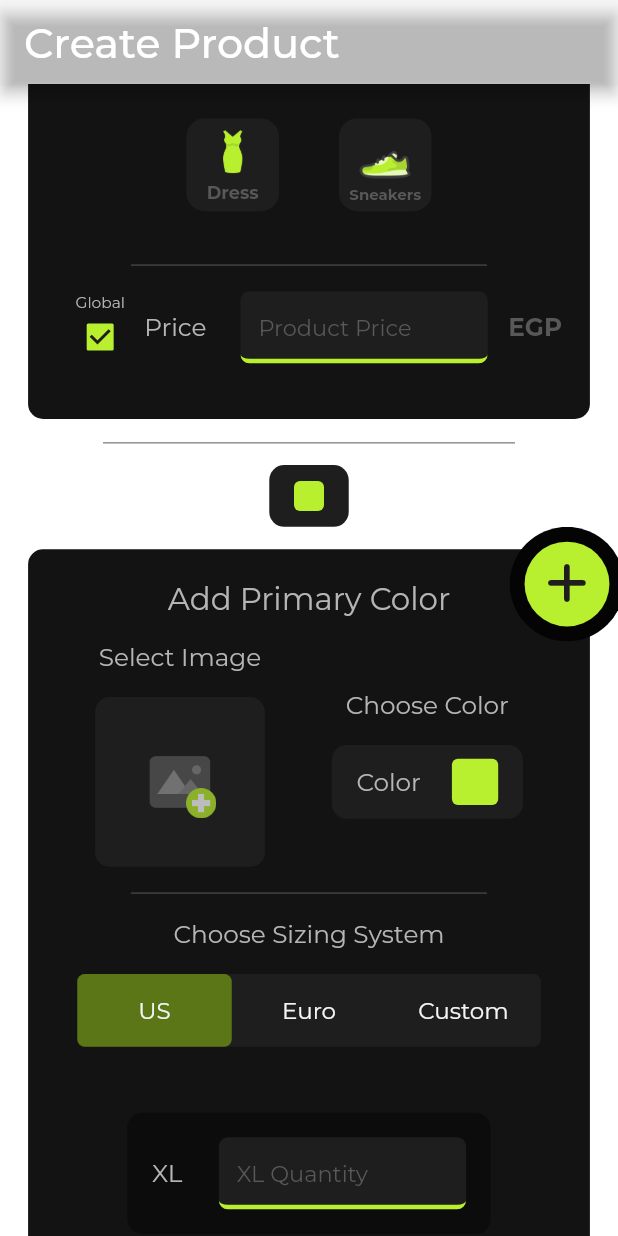
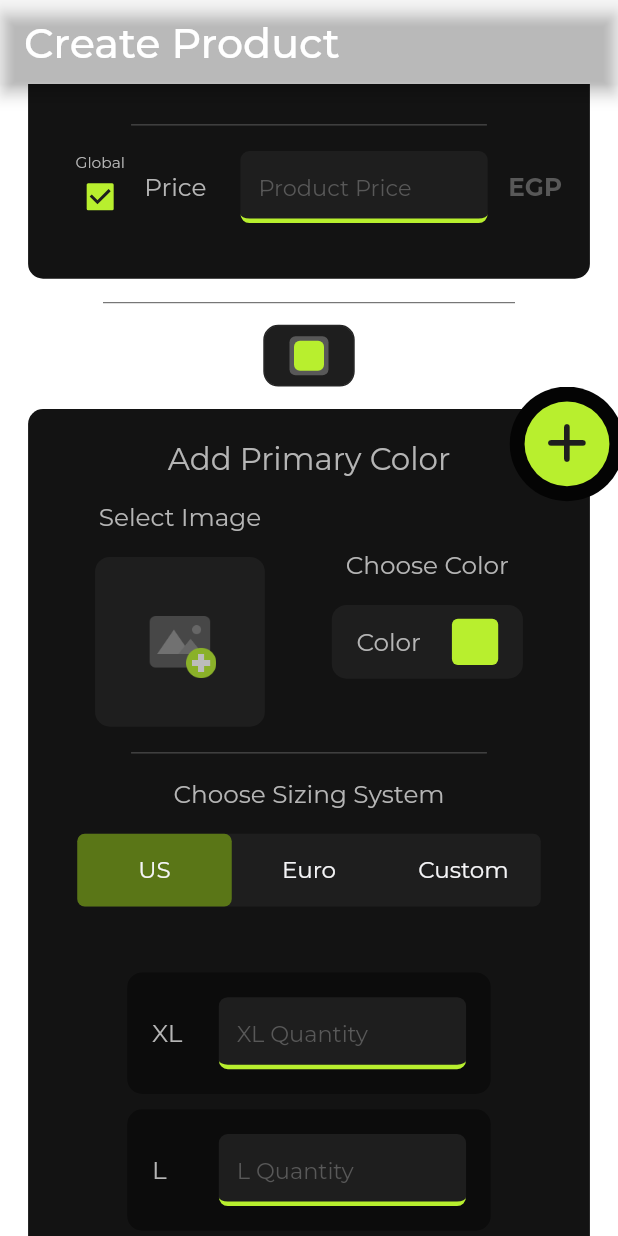
Before and after one commit to ahmedn002/slash-evaluation, a Flutter app: the screen it shows after launch, scrolled down 576 dp, after a tap on "Color", on a phone screen of 412 x 824 dp. Run offline on Flutter 3.47's test engine with Material 2 defaults, Android fonts, the phone set to English and light mode, and no system bars; drawn by our look-alikes of scrollable_positioned_list; our stand-ins replace card_swiper, fl_chart, flutter_rating_bar, font_awesome_flutter, google_fonts, image_picker and 1 more; missing offline and left inert: currency_formatter, flex_color_picker.

Commit message:
fixed swiper states and scroller

```diff
--- a/lib/app_colors.dart
+++ b/lib/app_colors.dart
@@ -24,7 +24,7 @@ Color mainGrey = const Color.fromARGB(255,88,88,88);
 
 Color greyShadow = const Color.fromARGB(255, 185,185,187);
 
-Color darkGrey = const Color(0xFF1d1d1f);
+Color darkGrey = const Color(0xFF252525);
 
 Color lightGrey = const Color.fromARGB(255, 181, 181, 181);
 
@@ -32,6 +32,8 @@ Color lightModeGreen = const Color.fromARGB(255, 168, 213, 41);
 
 Color secondaryDarkBackgroundColor = const Color(0xFF131313);
 
-Color darkBlack = Colors.black54;
+Color darkBlack = Color(0xFF191919);
 
 Color secondaryForegroundWhite = const Color(0xFFD1D1D1);
+
+Color deleteRed = const Color(0xFFDF3535);
--- a/lib/screens/create product/components/category_selector.dart
+++ b/lib/screens/create product/components/category_selector.dart
@@ -32,17 +32,20 @@ class _CategorySelectorState extends State<CategorySelector> {
             ),
           ),
 
-          Wrap(
-            alignment: WrapAlignment.center,
+          Container(
+            height: screenHeight / 7.5,
+            child: ListView(
+              scrollDirection: Axis.horizontal,
               children: widget.categories.keys.map((category) => GestureDetector(
                 onTap: () {
                   setState(() {
                     widget.categorySelectorController.value = category;
                   });
                 },
+                child: Center(
                   child: AnimatedContainer(
                     duration: const Duration(milliseconds: 250),
-                margin: EdgeInsets.all(screenHeight * screenWidth / 17000),
+                    margin: EdgeInsets.symmetric(horizontal: screenWidth / 35),
                     width: screenHeight * screenWidth / 5500,
                     height: screenHeight * screenWidth / 5500,
                     decoration: BoxDecoration(
@@ -65,7 +68,9 @@ class _CategorySelectorState extends State<CategorySelector> {
                       ],
                     ),
                   ),
+                ),
               )).toList()
+            ),
           )
         ],
       ),
--- a/lib/screens/create product/components/properties/color/color_addition_form.dart
+++ b/lib/screens/create product/components/properties/color/color_addition_form.dart
@@ -14,11 +14,14 @@ import 'package:slash_eval/screens/create%20product/create_product.dart';
 
 class ColorAdditionForm extends StatefulWidget {
   final bool isPrimary;
+  final bool hasPrice;
   final Function(ColorAdditionForm) onFormAddition;
+  final Function(ColorAdditionForm) onFormDeletion;
   final Function(Image) onImageSelection;
   final Function(Color) onColorSelection;
-  ColorAdditionForm({super.key, required this.isPrimary, required this.onFormAddition, required this.onImageSelection, required this.onColorSelection});
+  ColorAdditionForm({super.key, required this.isPrimary, required this.hasPrice, required this.onFormDeletion, required this.onFormAddition, required this.onImageSelection, required this.onColorSelection});
 
+  Color formColor = mainGreen;
   @override
   State<ColorAdditionForm> createState() => _ColorAdditionFormState();
 }
@@ -53,7 +56,12 @@ class _ColorAdditionFormState extends State<ColorAdditionForm> with AutomaticKee
     final double containerWidth = screenWidth/1.1;
     final double colorAdditionButtonRadius = screenWidth * screenHeight / 12000;
 
-    return Stack(
+    widget.formColor = _productColor;
+    print('1: ${_productColor.toString()}');
+    print('2: ${widget.formColor.toString()}');
+
+    return Center(
+      child: Stack(
         clipBehavior: Clip.none,
         children: [
           Container(
@@ -109,7 +117,10 @@ class _ColorAdditionFormState extends State<ColorAdditionForm> with AutomaticKee
                               borderRadius: BorderRadius.circular(10),
                               color: foregroundBlack
                             ),
-                          child: ColorSelector(color: _productColor, onColorSelection: widget.onColorSelection)
+                            child: ColorSelector(color: _productColor, onColorSelection: (color) {setState(() {
+                              _productColor = color;
+                              widget.onColorSelection(color);
+                            });})
                           ),
                         ],
                       ),
@@ -215,7 +226,6 @@ class _ColorAdditionFormState extends State<ColorAdditionForm> with AutomaticKee
                               radius: screenWidth * screenHeight / 15000,
                               child: Icon(FontAwesomeIcons.plus, color: foregroundBlack)
                             ),
-
                             const Text('Add Size')
                           ],
                         ),
@@ -244,8 +254,32 @@ class _ColorAdditionFormState extends State<ColorAdditionForm> with AutomaticKee
                 ),
               ),
             )
+          ),
+
+          if (!widget.isPrimary)
+          Positioned(
+            left: containerWidth - colorAdditionButtonRadius * 1.4,
+            top: screenHeight/12,
+            child: CircleAvatar(
+              radius: colorAdditionButtonRadius,
+              backgroundColor: background,
+              child: CircleAvatar(
+                radius: colorAdditionButtonRadius * 0.7,
+                backgroundColor: darkBlack,
+                child: IconButton(
+                  icon: Icon(FontAwesomeIcons.trash, size: colorAdditionButtonRadius * 0.7, color: mainGreen),
+                  onPressed: () {
+                    print('Pressing');
+                    widget.onFormDeletion(widget);
+                  },
+                  splashColor: Colors.transparent,
+                  highlightColor: Colors.transparent,
+                ),
+              ),
+            )
           )
         ]
+      ),
     );
   }
 
--- a/lib/screens/create product/create_product.dart
+++ b/lib/screens/create product/create_product.dart
@@ -33,7 +33,14 @@ class _CreateProductScreenState extends State<CreateProductScreen> {
   List<ColorAdditionForm> _colorAdditionForms = [];
   List<Color> _colorAdditionFormsColors = [];
   int _index = 0;
-  SwiperController _swiperController = SwiperController();
+
+  final ItemScrollController _pageSelectorScrollController = ItemScrollController();
+
+  final PageController _pageController = PageController();
+  final Duration _swipePageAnimationDuration = const Duration(milliseconds: 1500);
+  final Duration _pageSelectorAnimationDuration = const Duration(milliseconds: 250);
+
+  final Curve _animationCurve = Curves.easeOutExpo;
 
   bool _isGlobalPrice = true;
 
@@ -48,7 +55,9 @@ class _CreateProductScreenState extends State<CreateProductScreen> {
       ColorAdditionForm(
         key: UniqueKey(),
         isPrimary: true,
+        hasPrice: !_isGlobalPrice,
         onFormAddition: colorAdditionOnClick,
+        onFormDeletion: (_) {},
         onImageSelection: (image) {
           setState(() {
             _productImage = image;
@@ -132,8 +141,10 @@ class _CreateProductScreenState extends State<CreateProductScreen> {
                       }
                     ),
 
+                    if (_isGlobalPrice)
                     FormDivider(screenWidth),
 
+                    if (_isGlobalPrice)
                     Row(
                       mainAxisAlignment: MainAxisAlignment.center,
                       crossAxisAlignment: CrossAxisAlignment.center,
@@ -186,30 +197,47 @@ class _CreateProductScreenState extends State<CreateProductScreen> {
               FormDivider(screenWidth),
 
               Container(
-                padding: EdgeInsets.symmetric(vertical: screenHeight/90),
                 margin: EdgeInsets.only(top: screenHeight/60),
                 constraints: BoxConstraints(
                   maxWidth: screenWidth/2.05,
                   maxHeight: screenHeight/20
                 ),
                 decoration: BoxDecoration(
+                  border: Border.all(color: darkGrey),
                   borderRadius: BorderRadius.circular(10),
                   color: foregroundBlack,
                 ),
                 child: ScrollablePositionedList.builder(
+                  itemScrollController: _pageSelectorScrollController,
                   shrinkWrap: true,
                   scrollDirection: Axis.horizontal,
-                  itemCount: _colorAdditionFormsColors.length,
+                  itemCount: _colorAdditionForms.length,
                   itemBuilder: (BuildContext context, int index) {
                     return Center(
-                      child: Container(
-                        margin: EdgeInsets.only(left: screenWidth/25, right: _colorAdditionFormsColors.length == index+1 ? screenWidth/25 : 0),
-                        decoration: BoxDecoration(
-                          borderRadius: BorderRadius.circular(4),
-                          color: _colorAdditionFormsColors[index],
+                      child: GestureDetector(
+                        onTap: () {
+                          setState(() {
+                            _index = index;
+                            _pageController.animateToPage(index, duration: _swipePageAnimationDuration, curve: Curves.easeOutExpo);
+                          });
+                        },
+                        child: AnimatedContainer(
+                          duration: _pageSelectorAnimationDuration,
+                          padding: EdgeInsets.all(3),
+                          margin: EdgeInsets.only(left: screenWidth/25, right: _colorAdditionForms.length == index+1 ? screenWidth/25 : 0),
+                          decoration: BoxDecoration(
+                            borderRadius: BorderRadius.circular(4),
+                            color: index == _index ? mainGrey : foregroundBlack,
+                          ),
+                          child: Container(
+                            decoration: BoxDecoration(
+                              borderRadius: BorderRadius.circular(4),
+                              color: _colorAdditionForms[index].formColor,
+                            ),
+                            width: 20,
+                            height: 20,
+                          ),
                         ),
-                        width: 20,
-                        height: 20,
                       ),
                     );
                   },
@@ -220,8 +248,12 @@ class _CreateProductScreenState extends State<CreateProductScreen> {
                 height: screenHeight * 1.07,
                 child: PageView(
                   scrollDirection: Axis.horizontal,
-                  onPageChanged: (int index) => setState(() => _index = index),
-                  children: _colorAdditionForms.map((form) => Center(child: form)).toList(),
+                  controller: _pageController,
+                  onPageChanged: (int index) => setState(() {
+                    _index = index;
+                    _pageSelectorScrollController.scrollTo(index: index, duration: _swipePageAnimationDuration, curve: _animationCurve);
+                  }),
+                  children: _colorAdditionForms.map((form) => Center(key: form.key, child: form)).toList(),
                 )
               ),
               // ..._colorAdditionForms,
@@ -239,7 +271,15 @@ class _CreateProductScreenState extends State<CreateProductScreen> {
       final newForm = ColorAdditionForm(
         key: UniqueKey(),
         isPrimary: false,
+        hasPrice: !_isGlobalPrice,
         onFormAddition: colorAdditionOnClick,
+        onFormDeletion: (form) {
+          setState(() {
+            index = _colorAdditionForms.indexOf(form);
+            _colorAdditionForms.removeAt(index);
+            _pageController.animateToPage(index-1, duration: _swipePageAnimationDuration, curve: _animationCurve);
+          });
+        },
         onImageSelection: (_) {},
         onColorSelection: (color) {
           setState(() {
@@ -249,6 +289,8 @@ class _CreateProductScreenState extends State<CreateProductScreen> {
       );
       _colorAdditionForms.insert(index, newForm);
       _colorAdditionFormsColors.insert(index, mainGreen);
+      _pageController.animateToPage(index, duration: _swipePageAnimationDuration, curve: _animationCurve);
+      _pageSelectorScrollController.scrollTo(index: index, duration: _swipePageAnimationDuration);
     });
   }
 }
```
Lines whose indentation alone changed are shown as unchanged.
